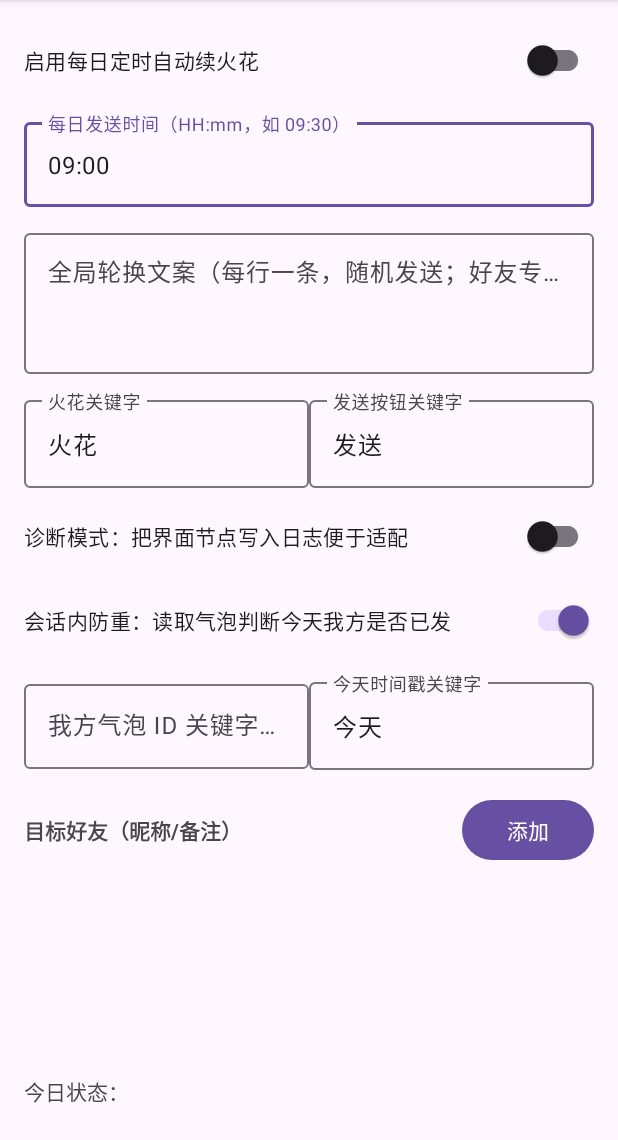
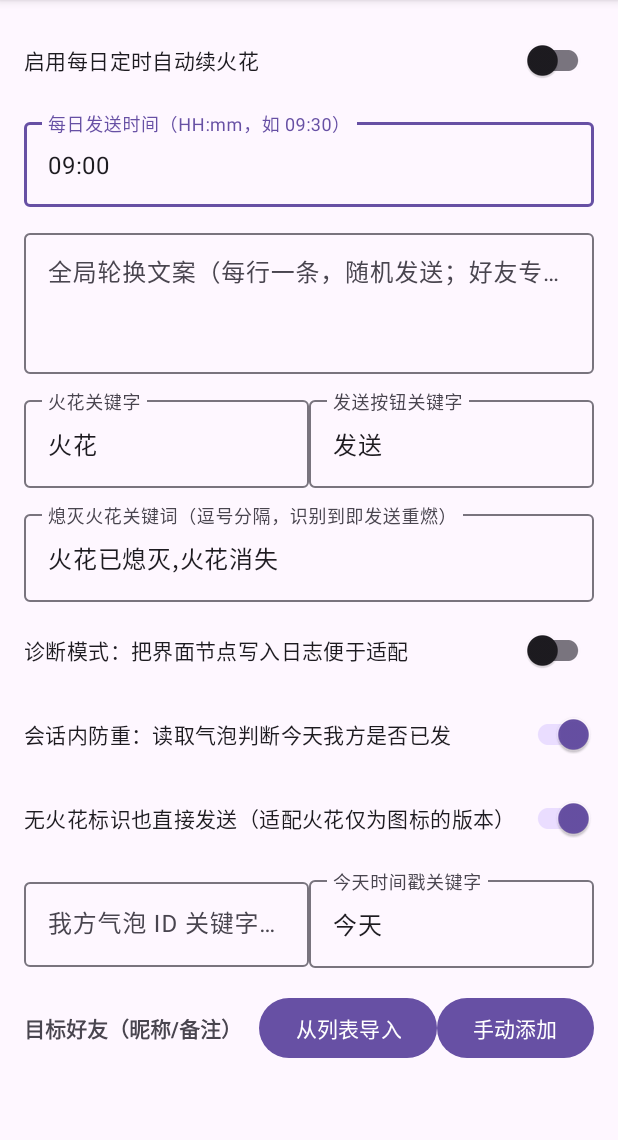
Before and after one commit to 500124ly/DouyinSparkModule, an Android app: the screen it shows after launch (MainActivity), on a phone screen of 412 x 824 dp, the part 96-1236 px from its top. Run offline under Robolectric (Android 15) with nearby library versions, the phone set to English and light mode, and no system bars.

Commit message:
feat: 列表导入好友勾选、单独改文案、无视火花开关、熄灭检测、结果Toast、日志瘦身

```diff
--- a/app/src/main/java/com/dy/sparkmodule/core/Prefs.kt
+++ b/app/src/main/java/com/dy/sparkmodule/core/Prefs.kt
@@ -29,6 +29,8 @@ object Prefs {
     private const val KEY_SELF_BUBBLE_ID = "self_bubble_id"
     private const val KEY_USE_SIDE = "use_side_judgment"
     private const val KEY_TODAY_KEYWORD = "today_keyword"
+    private const val KEY_IGNORE_SPARK = "ignore_spark"
+    private const val KEY_EXTINGUISH_KW = "extinguish_keyword"
 
     private fun sp(ctx: Context) =
         ctx.getSharedPreferences(FILE, Context.MODE_PRIVATE)
@@ -176,4 +178,21 @@ object Prefs {
         sp(ctx).getString(KEY_TODAY_KEYWORD, "今天") ?: "今天"
     fun setTodayKeyword(ctx: Context, v: String) =
         sp(ctx).edit().putString(KEY_TODAY_KEYWORD, v.trim().ifBlank { "今天" }).apply()
+
+    // ---------- 火花状态识别 ----------
+
+    /** 开启后：匹配到好友即进入会话发送，不再强制要求页面出现火花文字（适配火花仅为图标的版本） */
+    fun isIgnoreSpark(ctx: Context) = sp(ctx).getBoolean(KEY_IGNORE_SPARK, true)
+    fun setIgnoreSpark(ctx: Context, v: Boolean) =
+        sp(ctx).edit().putBoolean(KEY_IGNORE_SPARK, v).apply()
+
+    /** 熄灭火花关键词（逗号分隔）；识别到即视为火花已熄灭，正常发送消息重燃 */
+    fun getExtinguishKeyword(ctx: Context) =
+        sp(ctx).getString(KEY_EXTINGUISH_KW, "火花已熄灭,火花消失") ?: "火花已熄灭,火花消失"
+    fun setExtinguishKeyword(ctx: Context, v: String) =
+        sp(ctx).edit().putString(KEY_EXTINGUISH_KW, v.trim()).apply()
+
+    /** 解析为熄灭关键词列表，支持中英文逗号 */
+    fun getExtinguishKeywords(ctx: Context): List<String> =
+        getExtinguishKeyword(ctx).split(",", "，").map { it.trim() }.filter { it.isNotBlank() }
 }
--- a/app/src/main/res/layout/activity_main.xml
+++ b/app/src/main/res/layout/activity_main.xml
@@ -73,6 +73,18 @@
             </com.google.android.material.textfield.TextInputLayout>
         </LinearLayout>
 
+        <com.google.android.material.textfield.TextInputLayout
+            android:layout_width="match_parent"
+            android:layout_height="wrap_content"
+            android:layout_marginTop="12dp"
+            android:hint="熄灭火花关键词（逗号分隔，识别到即发送重燃）">
+            <com.google.android.material.textfield.TextInputEditText
+                android:id="@+id/editExtinguishKw"
+                android:layout_width="match_parent"
+                android:layout_height="wrap_content"
+                android:inputType="text" />
+        </com.google.android.material.textfield.TextInputLayout>
+
         <com.google.android.material.switchmaterial.SwitchMaterial
             android:id="@+id/switchDebug"
             android:layout_width="match_parent"
@@ -86,6 +98,13 @@
             android:layout_height="wrap_content"
             android:layout_marginTop="8dp"
             android:text="会话内防重：读取气泡判断今天我方是否已发" />
+
+        <com.google.android.material.switchmaterial.SwitchMaterial
+            android:id="@+id/switchIgnoreSpark"
+            android:layout_width="match_parent"
+            android:layout_height="wrap_content"
+            android:layout_marginTop="8dp"
+            android:text="无火花标识也直接发送（适配火花仅为图标的版本）" />
 
         <LinearLayout
             android:layout_width="match_parent"
@@ -132,10 +151,16 @@
                 android:textStyle="bold" />
 
             <com.google.android.material.button.MaterialButton
+                android:id="@+id/btnScanFriends"
+                android:layout_width="wrap_content"
+                android:layout_height="wrap_content"
+                android:text="从列表导入" />
+
+            <com.google.android.material.button.MaterialButton
                 android:id="@+id/btnAddFriend"
                 android:layout_width="wrap_content"
                 android:layout_height="wrap_content"
-                android:text="添加" />
+                android:text="手动添加" />
         </LinearLayout>
 
         <androidx.recyclerview.widget.RecyclerView
```
Also changed, not shown: app/src/main/java/com/dy/sparkmodule/core/SparkAccessibilityService.kt (+58 -11 lines), app/src/main/java/com/dy/sparkmodule/ui/FriendAdapter.kt (+8 -2 lines), app/src/main/java/com/dy/sparkmodule/ui/MainActivity.kt (+85 -6 lines), app/src/main/res/layout/item_friend.xml (+7 -0 lines), 2 other files.
